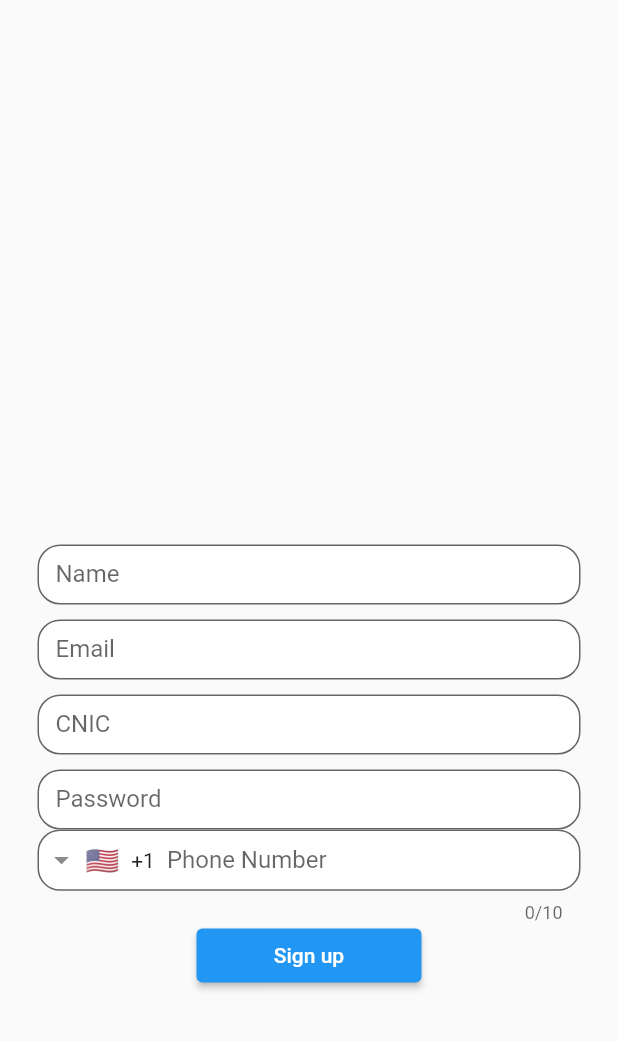
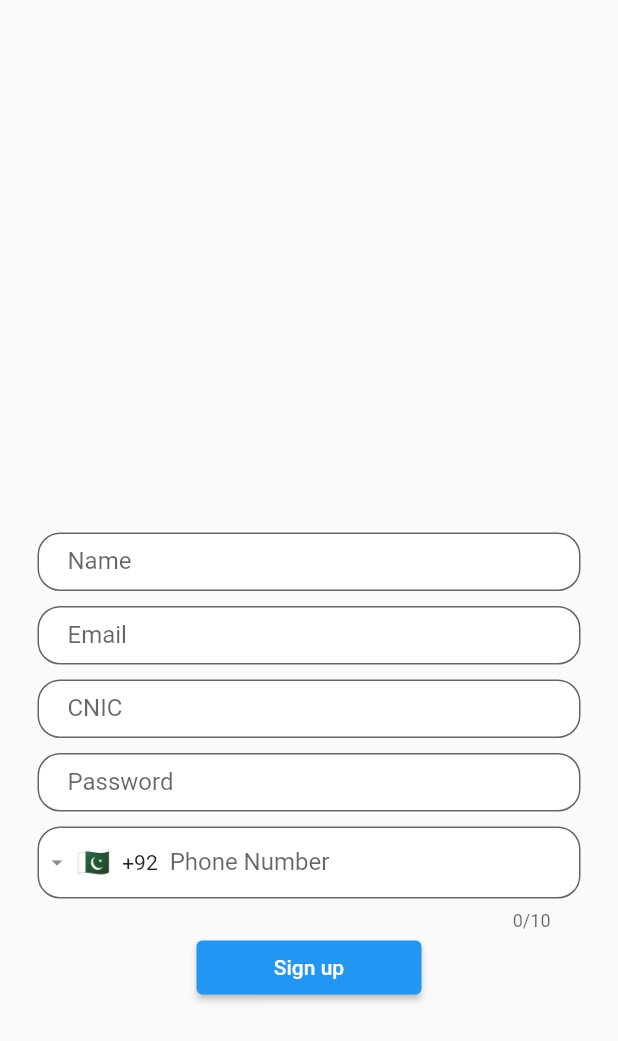
Before and after one commit to HaiderNaqvi1435/homeopathic_admin, a Flutter app: the screen it shows after launch, after a tap on "Sign up", on a phone screen of 412 x 824 dp. Shown: the top 1041 px of the screen. Run offline on Flutter 3.47's test engine with Material 2 defaults, Android fonts, the phone set to English and light mode, and no system bars; drawn by our look-alikes of intl_phone_field; our stand-ins replace cloud_firestore, firebase_auth, firebase_core; missing offline and left inert: flutter_quill; accounts and stored records are empty.

```diff
--- a/lib/UI/authpages/signup.dart
+++ b/lib/UI/authpages/signup.dart
@@ -61,10 +61,11 @@ class _SignupState extends State<Signup> {
             controller: password,
             text: 'Password',
           ),
-          SizedBox(
-            height: 60,
-            child: IntlPhoneField(
+          SizedBox(height: 10),
+          IntlPhoneField(
             decoration: InputDecoration(
+              contentPadding: EdgeInsets.symmetric(horizontal: 20, vertical: 5),
+              isDense: true,
               border: OutlineInputBorder(
                 borderRadius: BorderRadius.circular(
                   15,
@@ -74,16 +75,37 @@ class _SignupState extends State<Signup> {
               fillColor: Colors.white,
               labelText: 'Phone Number',
             ),
+            initialCountryCode: 'PK',
             onChanged: (phone) {
               setState(() {
-                  phoneno = phone.toString();
+                phoneno = phone.completeNumber;
               });
-              },
-              onCountryChanged: (country) {
-                print('Country changed to: ' + country.name);
+              print(phone.completeNumber);
             },
           ),
-          ),
+
+          // child: IntlPhoneField(
+          //   decoration: InputDecoration(
+          //     border: OutlineInputBorder(
+          //       borderRadius: BorderRadius.circular(
+          //         15,
+          //       ),
+          //     ),
+          //     filled: true,
+          //     fillColor: Colors.white,
+          //     labelText: 'Phone Number',
+          //   ),
+          //   onChanged: (phone) {
+          //     setState(() {
+          //       phoneno = phone.toString();
+          //       print(phoneno);
+          //     });
+          //   },
+          //   onCountryChanged: (country) {
+          //     print('Country changed to: ' + country.name);
+          //   },
+          // ),
+
           SizedBox(
             width: 150,
             child: ElevatedButton(
--- a/lib/UI/widgets/textField.dart
+++ b/lib/UI/widgets/textField.dart
@@ -8,11 +8,11 @@ class Modifiedtextfield extends StatelessWidget {
 
   @override
   Widget build(BuildContext context) {
-    return SizedBox(
-      height: 40,
-      child: TextFormField(
+    return TextFormField(
       controller: controller != null ? controller : null,
       decoration: InputDecoration(
+        isDense: true,
+        contentPadding: EdgeInsets.symmetric(horizontal: 20, vertical: 10),
         border: OutlineInputBorder(
             borderRadius: BorderRadius.circular(15),
             borderSide: BorderSide(
@@ -23,7 +23,6 @@ class Modifiedtextfield extends StatelessWidget {
         label: Text(text),
         suffixIcon: icon != null ? Icon(icon) : null,
       ),
-      ),
     );
   }
 }
```
Also changed, not shown: lib/UI/Homeopathic/HomeoBlogs.dart (+9 -0 lines), lib/UI/Homeopathic/viewBlog.dart (added, +78 -0 lines). Lines whose indentation alone changed are shown as unchanged.
